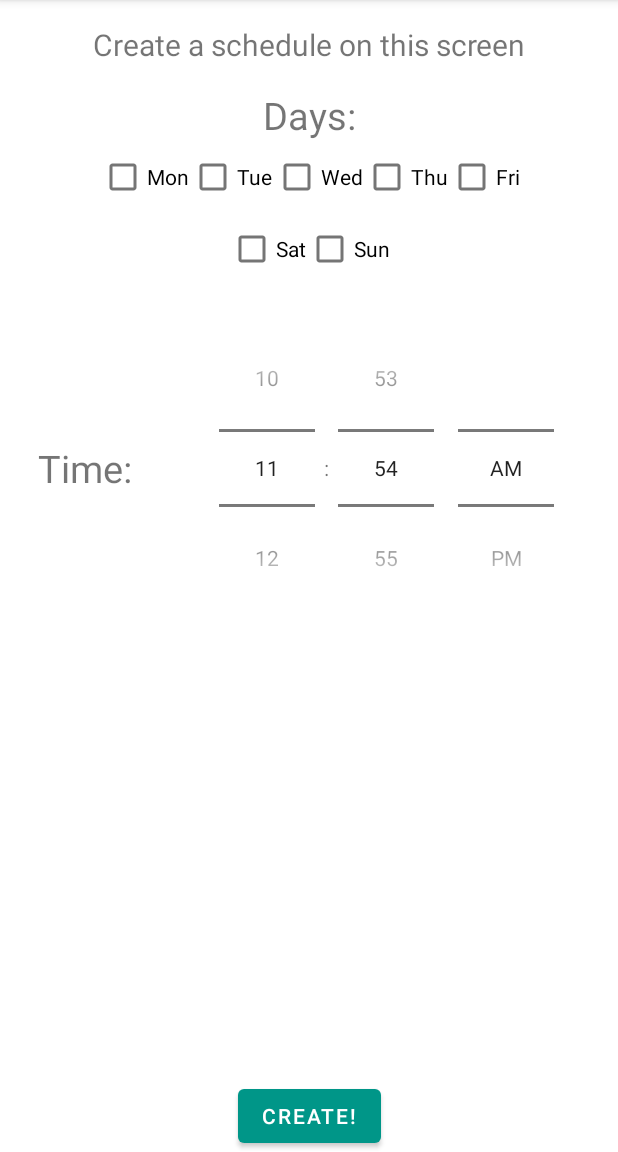
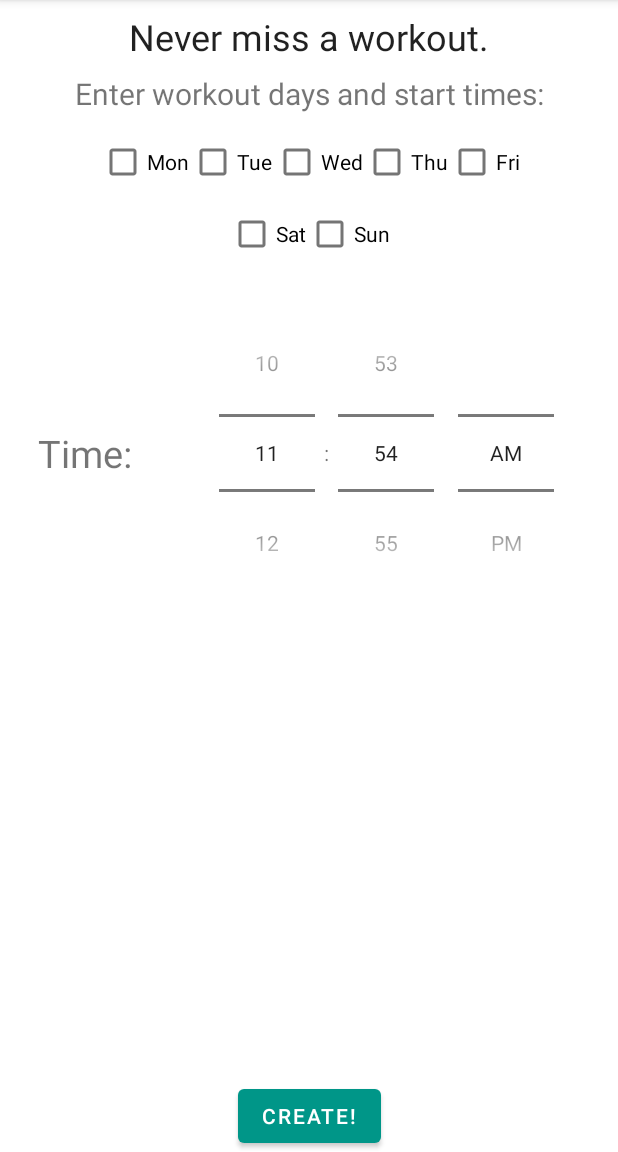
Before and after one commit to tmooretcm/climb-harder, an Android app: the fragment fragmentCreateSchedule shown on its own in the app's theme, after a tap on "CREATE!", on a phone screen of 412 x 824 dp, the part 84-1236 px from its top. Run offline under Robolectric (Android 15) with nearby library versions, the phone set to English and light mode, and no system bars; our stand-ins replace Room's generated code; 3 statements that could not run were skipped.

Commit message:
cleaned up schedule picker, added date flexibility

```diff
--- a/app/src/main/java/amc/g11/climbharder/fragementCreateSchedule.kt
+++ b/app/src/main/java/amc/g11/climbharder/fragementCreateSchedule.kt
@@ -19,6 +19,7 @@ import java.time.LocalDate
 import java.time.format.DateTimeFormatter
 import java.util.concurrent.TimeUnit
 import android.app.NotificationManager
+import android.widget.LinearLayout
 import androidx.core.app.NotificationManagerCompat
 
 // TODO: Rename parameter arguments, choose names that match
@@ -59,6 +60,8 @@ class fragmentCreateSchedule : Fragment() {
 
         submitScheduleButton.setOnClickListener {
             val timePicker = view.findViewById<TimePicker>(R.id.timePicker)
+            val ll1 = view.findViewById<LinearLayout>(R.id.day_options_1)
+            val ll2 = view.findViewById<LinearLayout>(R.id.day_options_2)
             val monday = view.findViewById<CheckBox>(R.id.checkMon)
             val tuesday = view.findViewById<CheckBox>(R.id.checkTue)
             val wednesday = view.findViewById<CheckBox>(R.id.checkWed)
@@ -67,22 +70,30 @@ class fragmentCreateSchedule : Fragment() {
             val saturday = view.findViewById<CheckBox>(R.id.checkSat)
             val sunday = view.findViewById<CheckBox>(R.id.checkSun)
 
-            var day: String = "default"
+            var day: String = ""
+
             if (monday.isChecked) {
-                day = "Monday"
-            } else if (tuesday.isChecked) {
-                day = "Tuesday"
-            } else if (wednesday.isChecked) {
-                day = "Wednesday"
-            } else if (thursday.isChecked) {
-                day = "Thursday"
-            } else if (friday.isChecked) {
-                day = "Friday"
-            } else if (saturday.isChecked) {
-                day = "Saturday"
-            } else if (sunday.isChecked){
-                day = "Sunday"
+                day += "M "
             }
+            if (tuesday.isChecked) {
+                day += "T "
+            }
+            if (wednesday.isChecked) {
+                day += "W "
+            }
+            if (thursday.isChecked) {
+                day += "H "
+            }
+            if (friday.isChecked) {
+                day += "F "
+            }
+            if (saturday.isChecked) {
+                day += "S "
+            }
+            if (sunday.isChecked) {
+                day += "U "
+            }
+
             val time = timePicker.hour.toString() + ":" + timePicker.minute.toString();
 
             println(day)
--- a/app/src/main/res/layout/fragment_create_schedule.xml
+++ b/app/src/main/res/layout/fragment_create_schedule.xml
@@ -11,9 +11,10 @@
         android:id="@+id/title"
         android:layout_width="wrap_content"
         android:layout_height="wrap_content"
-        android:layout_marginTop="16dp"
-        android:text="Create a schedule on this screen"
-        android:textSize="20sp"
+        android:layout_marginTop="8dp"
+        android:text="Never miss a workout."
+        android:textAppearance="@style/TextAppearance.AppCompat.Large"
+        android:textSize="24sp"
         app:layout_constraintEnd_toEndOf="parent"
         app:layout_constraintStart_toStartOf="parent"
         app:layout_constraintTop_toTopOf="parent" />
@@ -24,9 +25,9 @@
         android:layout_width="wrap_content"
         android:layout_height="wrap_content"
         android:gravity="center"
-        android:text="Days:"
-        android:textSize="25sp"
-        android:layout_marginTop="16dp"
+        android:text="Enter workout days and start times:"
+        android:textSize="20sp"
+        android:layout_marginTop="8dp"
         app:layout_constraintEnd_toEndOf="parent"
         app:layout_constraintStart_toStartOf="parent"
         app:layout_constraintTop_toBottomOf="@id/title" />
@@ -36,6 +37,7 @@
         android:layout_width="wrap_content"
         android:layout_height="wrap_content"
         android:orientation="horizontal"
+        android:layout_marginTop="8dp"
         android:layout_marginRight="8dp"
         android:layout_marginLeft="8dp"
         app:layout_constraintTop_toBottomOf="@+id/days_label"
--- a/app/src/main/res/layout/fragment_recyclerview_send_log.xml
+++ b/app/src/main/res/layout/fragment_recyclerview_send_log.xml
@@ -12,6 +12,7 @@
         android:layout_height="wrap_content"
         android:text="SENDS"
         android:textAppearance="@style/TextAppearance.AppCompat.Large"
+        android:layout_marginTop="8dp"
         app:layout_constraintStart_toStartOf="parent"
         app:layout_constraintEnd_toEndOf="parent"
         app:layout_constraintTop_toTopOf="parent"
```
Also changed, not shown: app/src/main/java/amc/g11/climbharder/fragmentSchedule.kt (+33 -1 lines), app/src/main/res/layout/fragment_schedule.xml (+18 -10 lines).
